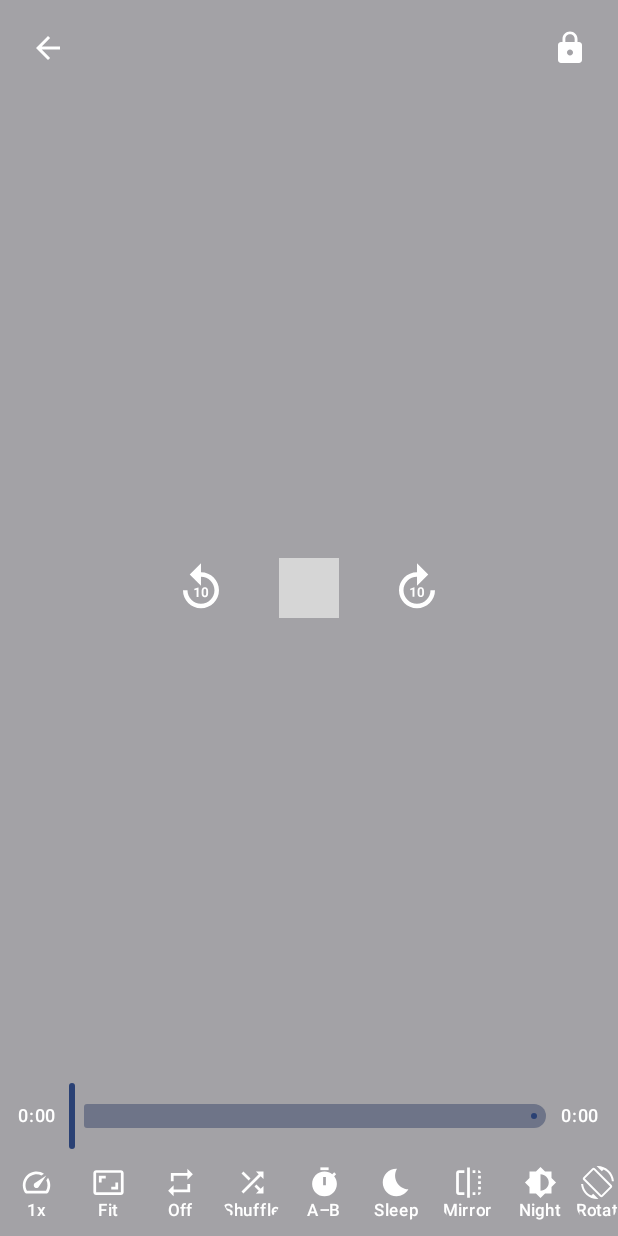
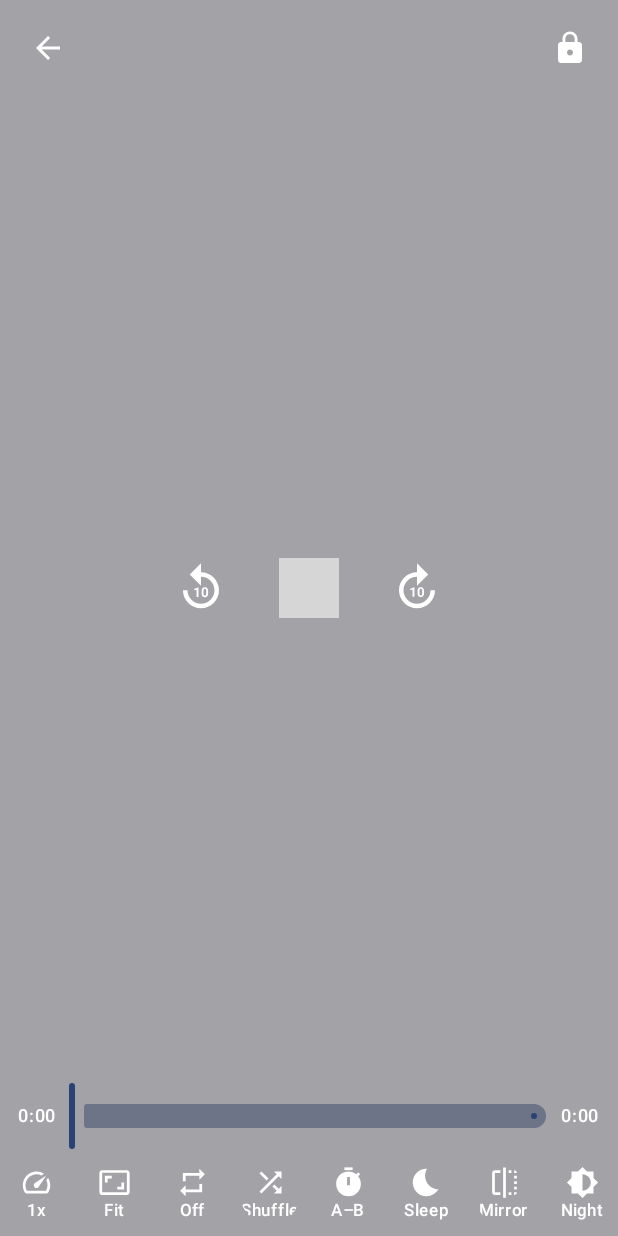
Before and after one commit to NSKWeb/NPlayer, an Android app built with Jetpack Compose: the composable ControlsOverlay called with empty values, on a phone screen of 412 x 824 dp. Run offline under Robolectric (Android 15) with nearby library versions, the phone set to English and light mode, and no system bars; our stand-ins replace Dagger/Hilt's generated code; 2 statements that could not run were skipped; grey boxes are pictures that could not be loaded.

Commit message:
Refresh the README and player mockup for the controls overlay
The Player row still described the stock PlayerView controller, the mockup showed
the old transport, and the tests section only named one suite. Update all three,
note the player controls in the What's new table, and make the ten-button control
row scroll so it cannot clip on a narrow screen.

```diff
--- a/NPlayer/app/src/main/java/com/example/nplayer/ui/player/PlayerScreen.kt
+++ b/NPlayer/app/src/main/java/com/example/nplayer/ui/player/PlayerScreen.kt
@@ -13,6 +13,8 @@ import androidx.compose.animation.fadeOut
 import androidx.compose.foundation.background
 import androidx.compose.foundation.gestures.detectDragGestures
 import androidx.compose.foundation.gestures.detectTapGestures
+import androidx.compose.foundation.horizontalScroll
+import androidx.compose.foundation.rememberScrollState
 import androidx.compose.foundation.layout.Arrangement
 import androidx.compose.foundation.layout.Box
 import androidx.compose.foundation.layout.Column
@@ -421,8 +423,9 @@ private fun ControlsOverlay(
         Row(
             Modifier
                 .fillMaxWidth()
+                .horizontalScroll(rememberScrollState())
                 .padding(vertical = 4.dp),
-            horizontalArrangement = Arrangement.SpaceEvenly,
+            horizontalArrangement = Arrangement.spacedBy(4.dp),
         ) {
             OverlayButton(Icons.Filled.Speed, formatSpeed(state.speed), onSpeed)
             OverlayButton(
```
Also changed, not shown: 2 other files.
